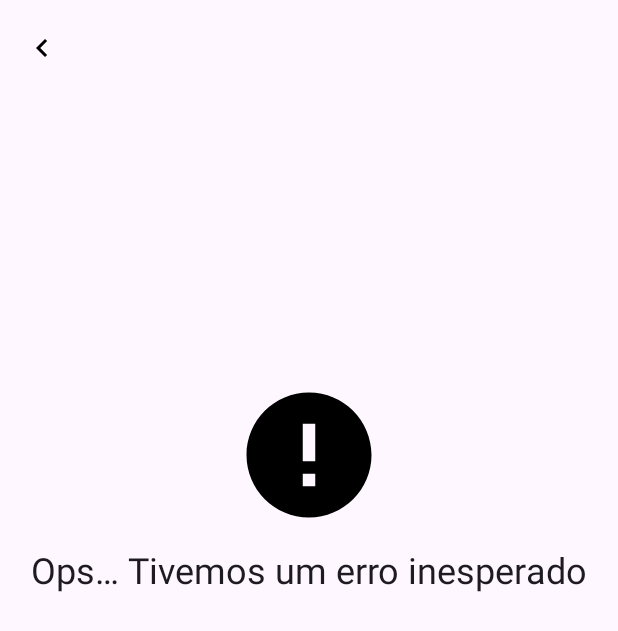
After one commit to thiagofr/json-placeholder, an Android app: the fragment AlbumFragment placed in its activity, on a phone screen of 412 x 824 dp. The commit adds this screen. Shown: the top 631 px of the screen. Run offline under Robolectric (Android 15) with nearby library versions, the phone set to English and light mode, and no system bars; our stand-ins replace data binding; network calls fail.

Commit message:
Implementação da tela de album apenas cenário de error

```diff
--- a/app/src/main/java/com/thiagofr/jsonplaceholder/data/Album.kt
+++ b/app/src/main/java/com/thiagofr/jsonplaceholder/data/Album.kt
@@ -1,7 +1,7 @@
 package com.thiagofr.jsonplaceholder.data
 
 data class Album(
-    val id: Int,
-    val userId: Int,
+    val id: Long,
+    val userId: Long,
     val title: String
 )
--- a/app/src/main/java/com/thiagofr/jsonplaceholder/di/ViewModelModule.kt
+++ b/app/src/main/java/com/thiagofr/jsonplaceholder/di/ViewModelModule.kt
@@ -1,5 +1,6 @@
 package com.thiagofr.jsonplaceholder.di
 
+import com.thiagofr.jsonplaceholder.presenter.album.AlbumViewModel
 import com.thiagofr.jsonplaceholder.presenter.userdetail.UserDetailViewModel
 import com.thiagofr.jsonplaceholder.presenter.userlist.UserListViewModel
 import org.koin.androidx.viewmodel.dsl.viewModel
@@ -14,4 +15,7 @@ val viewModelModule = module {
             getUserAlbumsUseCase = get()
         )
     }
+    viewModel {
+        AlbumViewModel()
+    }
 }
--- /dev/null
+++ b/app/src/main/java/com/thiagofr/jsonplaceholder/presenter/album/AlbumFragment.kt
@@ -0,0 +1,82 @@
+package com.thiagofr.jsonplaceholder.presenter.album
+
+import android.os.Build
+import android.os.Bundle
+import android.view.LayoutInflater
+import android.view.View
+import android.view.ViewGroup
+import androidx.appcompat.app.AppCompatActivity
+import androidx.core.view.isGone
+import androidx.core.view.isVisible
+import androidx.fragment.app.Fragment
+import androidx.navigation.fragment.findNavController
+import com.thiagofr.jsonplaceholder.R
+import com.thiagofr.jsonplaceholder.databinding.FragmentAlbumBinding
+import com.thiagofr.jsonplaceholder.model.AlbumUI
+import org.koin.androidx.viewmodel.ext.android.viewModel
+
+class AlbumFragment : Fragment() {
+
+    private val binding by lazy {
+        FragmentAlbumBinding.inflate(layoutInflater)
+    }
+
+    private val viewModel: AlbumViewModel by viewModel()
+
+    override fun onCreateView(
+        inflater: LayoutInflater, container: ViewGroup?,
+        savedInstanceState: Bundle?
+    ): View? {
+        return binding.root
+    }
+
+    override fun onViewCreated(view: View, savedInstanceState: Bundle?) {
+        super.onViewCreated(view, savedInstanceState)
+        val album = getAlbum()
+        viewModel.viewState.observe(viewLifecycleOwner) {
+            it?.let {
+                handleViewState(it)
+            }
+        }
+        viewModel.dispatchAction(AlbumViewAction.InitView(album))
+    }
+
+    private fun handleViewState(viewState: AlbumViewState) {
+        when (viewState) {
+            is AlbumViewState.SetupViewState -> setupView(viewState.albumUI)
+            AlbumViewState.ErrorViewState -> setErrorViewState()
+        }
+    }
+
+    private fun setupView(albumUI: AlbumUI) {
+        setupToolbar(albumUI.title)
+    }
+
+    private fun setErrorViewState() {
+        binding.contentGroup.isGone = true
+        binding.errorGroup.isVisible = true
+    }
+
+    private fun setupToolbar(title: String) {
+        with(binding) {
+            (activity as AppCompatActivity).setSupportActionBar(toolbar)
+            toolbar.title = title
+            toolbar.setNavigationOnClickListener {
+                findNavController().popBackStack()
+            }
+        }
+    }
+
+    private fun getAlbum(): AlbumUI? {
+        val album: AlbumUI? = if (Build.VERSION.SDK_INT >= Build.VERSION_CODES.TIRAMISU) {
+            arguments?.getParcelable(ALBUM_ARG, AlbumUI::class.java)
+        } else {
+            arguments?.getParcelable(ALBUM_ARG)
+        }
+        return album
+    }
+
+    companion object {
+        private const val ALBUM_ARG = "album"
+    }
+}
--- /dev/null
+++ b/app/src/main/java/com/thiagofr/jsonplaceholder/presenter/album/AlbumViewAction.kt
@@ -0,0 +1,7 @@
+package com.thiagofr.jsonplaceholder.presenter.album
+
+import com.thiagofr.jsonplaceholder.model.AlbumUI
+
+sealed class AlbumViewAction {
+    class InitView(val albumUI: AlbumUI?): AlbumViewAction()
+}
--- /dev/null
+++ b/app/src/main/java/com/thiagofr/jsonplaceholder/presenter/album/AlbumViewModel.kt
@@ -0,0 +1,47 @@
+package com.thiagofr.jsonplaceholder.presenter.album
+
+import androidx.lifecycle.LiveData
+import androidx.lifecycle.MutableLiveData
+import androidx.lifecycle.ViewModel
+import androidx.lifecycle.viewModelScope
+import com.thiagofr.jsonplaceholder.domain.Result
+import com.thiagofr.jsonplaceholder.model.AlbumUI
+import kotlinx.coroutines.Dispatchers
+import kotlinx.coroutines.delay
+import kotlinx.coroutines.launch
+
+class AlbumViewModel: ViewModel() {
+
+    private val _viewState = MutableLiveData<AlbumViewState>()
+    val viewState: LiveData<AlbumViewState> = _viewState
+
+    fun dispatchAction(action: AlbumViewAction) {
+        when (action) {
+            is AlbumViewAction.InitView -> handleInitView(action.albumUI)
+        }
+    }
+
+    private fun handleInitView(albumUI: AlbumUI?) {
+        if (albumUI == null) {
+            handleError()
+        } else {
+            _viewState.value = AlbumViewState.SetupViewState(albumUI)
+            getAlbum(albumUI.id)
+        }
+    }
+
+    private fun getAlbum(albumId: Long) = viewModelScope.launch(Dispatchers.IO){
+        // Delay meramente para possibilitar a visualização do loading
+        delay(2000L)
+//        when (val result = getUserAlbumsUseCase(userId)) {
+//            is Result.Success -> handleSuccess(result.data)
+//            is Result.Error -> handleError()
+//        }
+        handleError()
+    }
+
+    private fun handleError() {
+        _viewState.postValue(AlbumViewState.ErrorViewState)
+    }
+
+}
--- /dev/null
+++ b/app/src/main/java/com/thiagofr/jsonplaceholder/presenter/album/AlbumViewState.kt
@@ -0,0 +1,8 @@
+package com.thiagofr.jsonplaceholder.presenter.album
+
+import com.thiagofr.jsonplaceholder.model.AlbumUI
+
+sealed class AlbumViewState {
+    data class SetupViewState(val albumUI: AlbumUI): AlbumViewState()
+    data object ErrorViewState: AlbumViewState()
+}
--- a/app/src/main/java/com/thiagofr/jsonplaceholder/presenter/userdetail/UserDetailFragment.kt
+++ b/app/src/main/java/com/thiagofr/jsonplaceholder/presenter/userdetail/UserDetailFragment.kt
@@ -70,7 +70,7 @@ class UserDetailFragment : Fragment() {
             layoutManager =
                 LinearLayoutManager(requireContext(), RecyclerView.VERTICAL, false)
             adapter = UserAlbumsAdapter(albumList) {
-                it
+                findNavController().navigate(UserDetailFragmentDirections.actionUserDetailToAlbum(it))
             }
             isVisible = true
         }
--- a/app/src/main/java/com/thiagofr/jsonplaceholder/presenter/userdetail/adapter/UserAlbumViewHolder.kt
+++ b/app/src/main/java/com/thiagofr/jsonplaceholder/presenter/userdetail/adapter/UserAlbumViewHolder.kt
@@ -11,7 +11,7 @@ class UserAlbumViewHolder(
 
     fun bind(userUI: AlbumUI) {
         binding.tvName.text = userUI.title
-        binding.root.setOnClickListener {
+        binding.cvAlbum.setOnClickListener {
             onItemClick(userUI)
         }
     }
--- a/app/src/main/res/layout/albums_item.xml
+++ b/app/src/main/res/layout/albums_item.xml
@@ -9,6 +9,7 @@
         android:paddingBottom="10dp">
 
         <com.google.android.material.card.MaterialCardView
+            android:id="@+id/cv_album"
             android:layout_width="match_parent"
             android:layout_height="match_parent"
             android:background="?attr/selectableItemBackground"
--- /dev/null
+++ b/app/src/main/res/layout/fragment_album.xml
@@ -0,0 +1,60 @@
+<?xml version="1.0" encoding="utf-8"?>
+<layout xmlns:android="http://schemas.android.com/apk/res/android"
+    xmlns:tools="http://schemas.android.com/tools"
+    xmlns:app="http://schemas.android.com/apk/res-auto"
+    tools:context=".presenter.album.AlbumFragment">
+
+    <androidx.constraintlayout.widget.ConstraintLayout
+        android:layout_width="match_parent"
+        android:layout_height="match_parent">
+
+        <com.google.android.material.appbar.MaterialToolbar
+            android:id="@+id/toolbar"
+            android:layout_width="0dp"
+            android:layout_height="?attr/actionBarSize"
+            app:layout_constraintEnd_toEndOf="parent"
+            app:layout_constraintStart_toStartOf="parent"
+            app:layout_constraintTop_toTopOf="parent"
+            app:navigationIcon="@drawable/ic_left" />
+
+        <androidx.constraintlayout.widget.Group
+            android:id="@+id/content_group"
+            android:layout_width="wrap_content"
+            android:layout_height="wrap_content"
+            android:visibility="gone"
+            tools:visibility="visible"/>
+
+        <androidx.constraintlayout.widget.Group
+            android:id="@+id/error_group"
+            android:layout_width="wrap_content"
+            android:layout_height="wrap_content"
+            android:visibility="gone"
+            tools:visibility="visible"
+            app:constraint_referenced_ids="img_error, tv_error" />
+
+        <ImageView
+            android:id="@+id/img_error"
+            android:layout_width="100dp"
+            android:layout_height="100dp"
+            android:src="@drawable/ic_error"
+            app:layout_constraintBottom_toBottomOf="parent"
+            app:layout_constraintEnd_toEndOf="parent"
+            app:layout_constraintStart_toStartOf="parent"
+            app:layout_constraintTop_toTopOf="parent"
+            app:layout_constraintVertical_bias=".35"
+            android:importantForAccessibility="no" />
+
+        <TextView
+            android:id="@+id/tv_error"
+            style="@style/MaterialAlertDialog.Material3.Title.Text"
+            android:layout_width="wrap_content"
+            android:layout_height="wrap_content"
+            android:layout_marginTop="10dp"
+            android:text="@string/error_message"
+            app:layout_constraintEnd_toEndOf="parent"
+            app:layout_constraintStart_toStartOf="parent"
+            app:layout_constraintTop_toBottomOf="@id/img_error" />
+
+    </androidx.constraintlayout.widget.ConstraintLayout>
+
+</layout>
--- a/app/src/main/res/navigation/nav_graph.xml
+++ b/app/src/main/res/navigation/nav_graph.xml
@@ -3,30 +3,47 @@
     xmlns:tools="http://schemas.android.com/tools"
     xmlns:app="http://schemas.android.com/apk/res-auto"
     android:id="@+id/nav_graph"
-    app:startDestination="@id/user_list">
+    app:startDestination="@id/user_list_screen">
 
     <fragment
-        android:id="@+id/user_list"
+        android:id="@+id/user_list_screen"
         android:name="com.thiagofr.jsonplaceholder.presenter.userlist.UserListFragment"
         android:label="UserList"
         tools:layout="@layout/fragment_user_list">
 
         <action
             android:id="@+id/action_userlist_to_user_detail"
-            app:destination="@id/user_detail"/>
+            app:destination="@id/user_detail_screen"/>
 
     </fragment>
 
     <fragment
-        android:id="@+id/user_detail"
+        android:id="@+id/user_detail_screen"
         android:name="com.thiagofr.jsonplaceholder.presenter.userdetail.UserDetailFragment"
         android:label="UserDetail"
         tools:layout="@layout/fragment_user_detail">
+
+        <action
+            android:id="@+id/action_user_detail_to_album"
+            app:destination="@id/album_screen"/>
 
         <argument
             android:name="user"
             app:argType="com.thiagofr.jsonplaceholder.model.UserUI"
             />
+
+    </fragment>
+
+    <fragment
+        android:id="@+id/album_screen"
+        android:name="com.thiagofr.jsonplaceholder.presenter.album.AlbumFragment"
+        android:label="UserDetail"
+        tools:layout="@layout/fragment_album">
+
+        <argument
+            android:name="album"
+            app:argType="com.thiagofr.jsonplaceholder.model.AlbumUI"
+            />
     </fragment>
 
 </navigation>
--- a/app/src/main/res/values/strings.xml
+++ b/app/src/main/res/values/strings.xml
@@ -2,6 +2,9 @@
     <string name="app_name">json placeholder</string>
     <!-- TODO: Remove or change this placeholder text -->
     <string name="user_detail_title">Perfil</string>
+    <string name="album_title">Album</string>
     <string name="albuns">Álbuns</string>
     <string name="error_message">Ops… Tivemos um erro inesperado</string>
+    <!-- TODO: Remove or change this placeholder text -->
+    <string name="hello_blank_fragment">Hello blank fragment</string>
 </resources>
```
Also changed, not shown: app/src/main/java/com/thiagofr/jsonplaceholder/model/AlbumUI.kt (+34 -3 lines).
